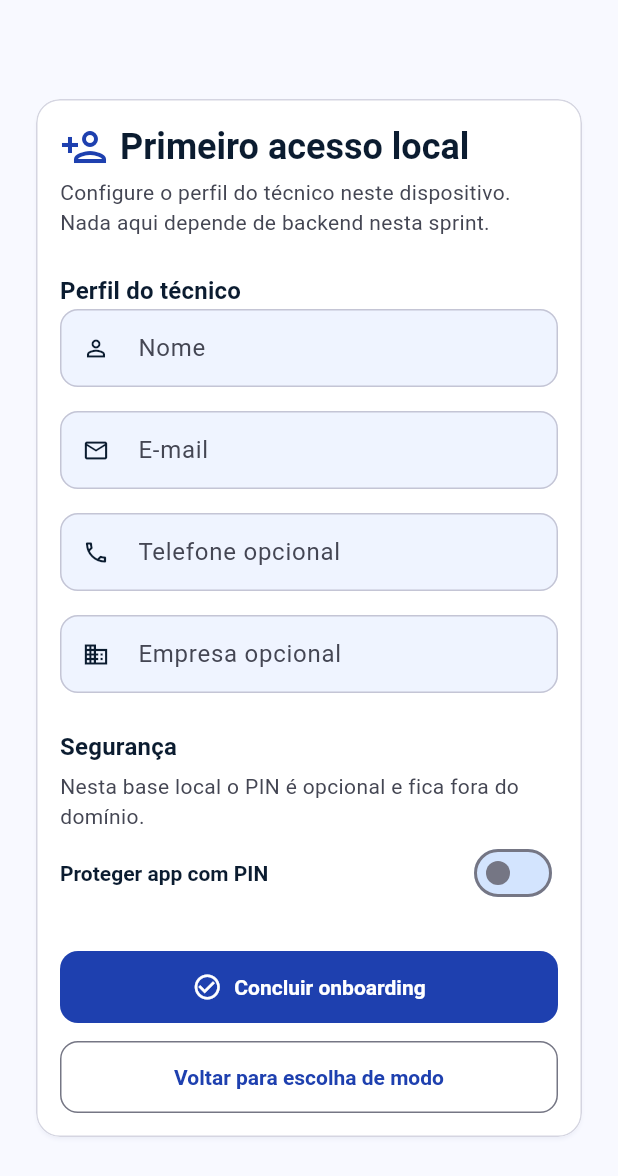
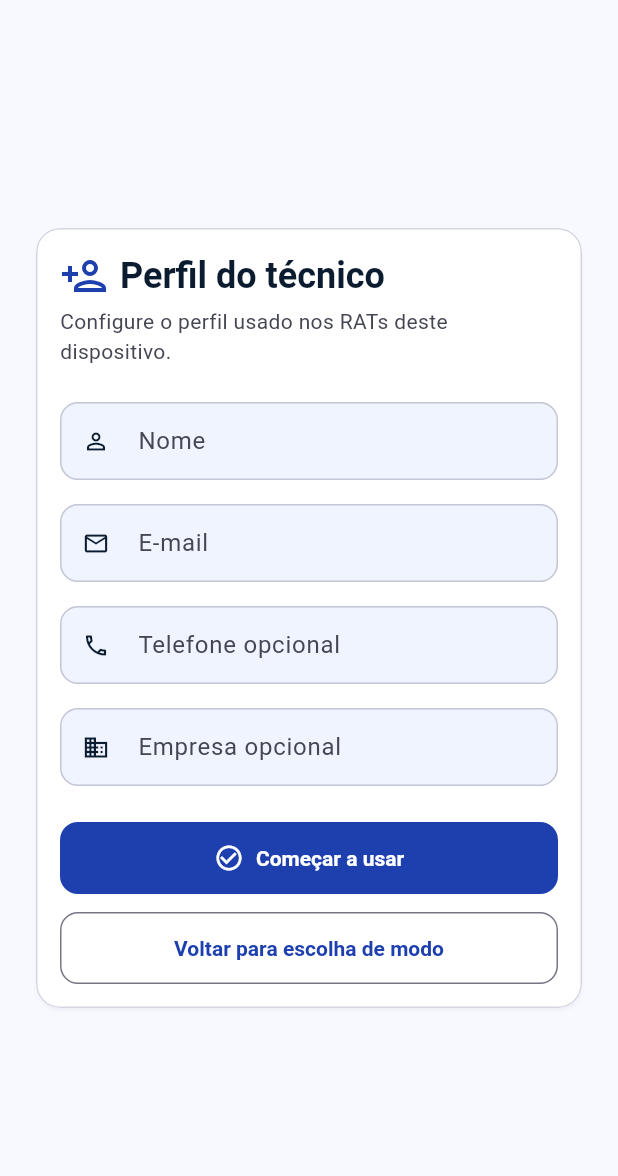
Before and after one commit to rpsouza441/TechReport, a Flutter app: the screen it shows after launch, after a tap on "Usar modo local", on a phone screen of 412 x 824 dp. Shown: the top 1176 px of the screen. Run offline on Flutter 3.47's test engine with Material 3 defaults, Android fonts, the light colour scheme and no system bars; our stand-ins replace app_links, drift, file_picker, flutter_secure_storage, package_info_plus, pdf and 2 more; missing offline and left inert: sqlite3; accounts and stored records are empty; generated files the repository leaves out were written again.

Commit message:
feat(20.2-15): simplificar onboarding local

```diff
--- a/lib/features/local_auth/presentation/screens/local_onboarding_screen.dart
+++ b/lib/features/local_auth/presentation/screens/local_onboarding_screen.dart
@@ -3,7 +3,6 @@ import 'package:techreport/app/theme/metric_slate_spacing.dart';
 import 'package:techreport/shared/presentation/widgets/tech_report_card.dart';
 import 'package:techreport/shared/presentation/widgets/tech_report_error_banner.dart';
 import 'package:techreport/shared/presentation/widgets/tech_report_form_header.dart';
-import 'package:techreport/shared/presentation/widgets/tech_report_section_header.dart';
 
 import '../view_models/app_session_view_model.dart';
 
@@ -29,9 +28,6 @@ class _LocalOnboardingScreenState extends State<LocalOnboardingScreen> {
   final _emailController = TextEditingController();
   final _telefoneController = TextEditingController();
   final _empresaController = TextEditingController();
-  final _pinController = TextEditingController();
-  final _pinConfirmationController = TextEditingController();
-  bool _usePin = false;
 
   @override
   void dispose() {
@@ -39,8 +35,6 @@ class _LocalOnboardingScreenState extends State<LocalOnboardingScreen> {
     _emailController.dispose();
     _telefoneController.dispose();
     _empresaController.dispose();
-    _pinController.dispose();
-    _pinConfirmationController.dispose();
     super.dispose();
   }
 
@@ -67,16 +61,11 @@ class _LocalOnboardingScreenState extends State<LocalOnboardingScreen> {
                         children: [
                           const TechReportFormHeader(
                             icon: Icons.person_add_outlined,
-                            title: 'Primeiro acesso local',
+                            title: 'Perfil do técnico',
                             subtitle:
-                                'Configure o perfil do técnico neste dispositivo. '
-                                'Nada aqui depende de backend nesta sprint.',
+                                'Configure o perfil usado nos RATs deste dispositivo.',
                           ),
                           const SizedBox(height: MetricSlateSpacing.lg),
-                          const TechReportSectionHeader(
-                            title: 'Perfil do técnico',
-                            padding: EdgeInsets.zero,
-                          ),
                           TextFormField(
                             controller: _nomeController,
                             enabled: !isLoading,
@@ -113,53 +102,6 @@ class _LocalOnboardingScreenState extends State<LocalOnboardingScreen> {
                               prefixIcon: Icon(Icons.business_outlined),
                             ),
                           ),
-                          const SizedBox(height: MetricSlateSpacing.lg),
-                          const TechReportSectionHeader(
-                            title: 'Segurança',
-                            subtitle:
-                                'Nesta base local o PIN é opcional e fica fora do domínio.',
-                            padding: EdgeInsets.zero,
-                          ),
-                          SwitchListTile.adaptive(
-                            contentPadding: EdgeInsets.zero,
-                            title: const Text('Proteger app com PIN'),
-                            value: _usePin,
-                            onChanged: isLoading
-                                ? null
-                                : (value) {
-                                    setState(() {
-                                      _usePin = value;
-                                    });
-                                  },
-                          ),
-                          if (_usePin) ...[
-                            const SizedBox(height: MetricSlateSpacing.sm),
-                            TextFormField(
-                              controller: _pinController,
-                              enabled: !isLoading,
-                              keyboardType: TextInputType.number,
-                              obscureText: true,
-                              maxLength: 8,
-                              decoration: const InputDecoration(
-                                labelText: 'PIN com 4 a 8 dígitos',
-                                prefixIcon: Icon(Icons.pin_outlined),
-                                counterText: '',
-                              ),
-                            ),
-                            const SizedBox(height: MetricSlateSpacing.md),
-                            TextFormField(
-                              controller: _pinConfirmationController,
-                              enabled: !isLoading,
-                              keyboardType: TextInputType.number,
-                              obscureText: true,
-                              maxLength: 8,
-                              decoration: const InputDecoration(
-                                labelText: 'Confirmação do PIN',
-                                prefixIcon: Icon(Icons.pin_outlined),
-                                counterText: '',
-                              ),
-                            ),
-                          ],
                           if (widget.viewModel.errorMessage != null) ...[
                             const SizedBox(height: MetricSlateSpacing.md),
                             TechReportErrorBanner(
@@ -182,7 +124,7 @@ class _LocalOnboardingScreenState extends State<LocalOnboardingScreen> {
                                     size: 20,
                                   ),
                             label: Text(
-                              isLoading ? 'Salvando...' : 'Concluir onboarding',
+                              isLoading ? 'Salvando...' : 'Começar a usar',
                             ),
                           ),
                           if (widget.onBackToModeChoice != null) ...[
@@ -217,12 +159,9 @@ class _LocalOnboardingScreenState extends State<LocalOnboardingScreen> {
       email: _emailController.text,
       telefone: _telefoneController.text,
       empresaNome: _empresaController.text,
-      usePin: _usePin,
-      pin: _pinController.text,
-      pinConfirmation: _pinConfirmationController.text,
     );
 
-    if (!mounted || widget.viewModel.status != AppSessionStatus.unlocked) {
+    if (!mounted || widget.viewModel.status != AppSessionStatus.ready) {
       return;
     }
 
```
Also changed, not shown: 2 other files.
